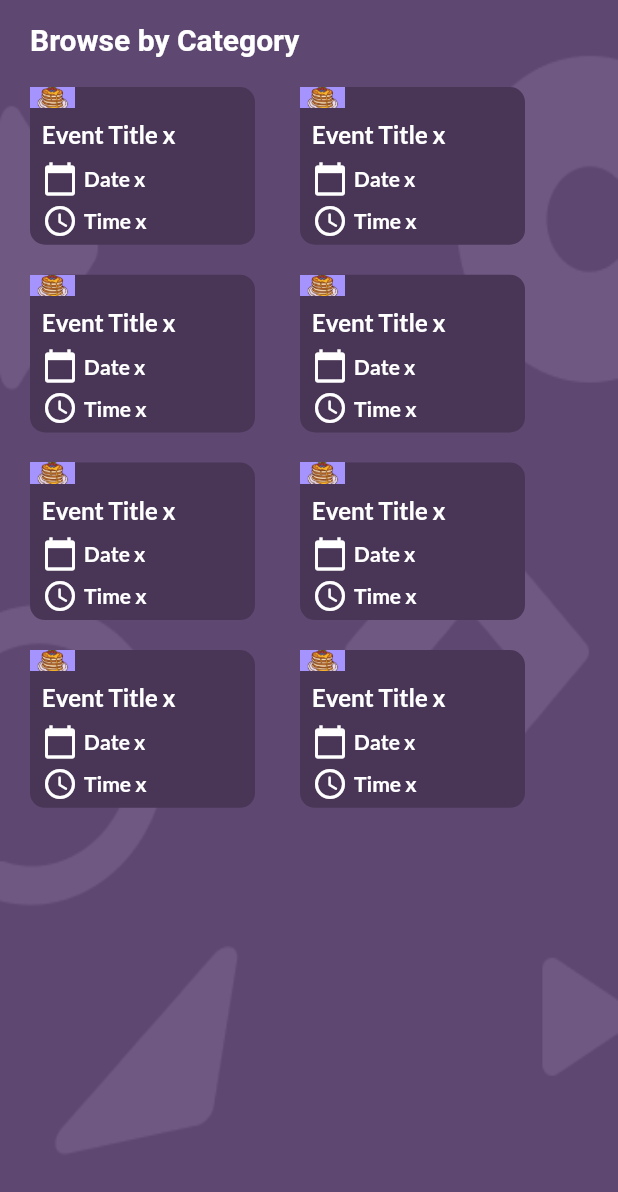
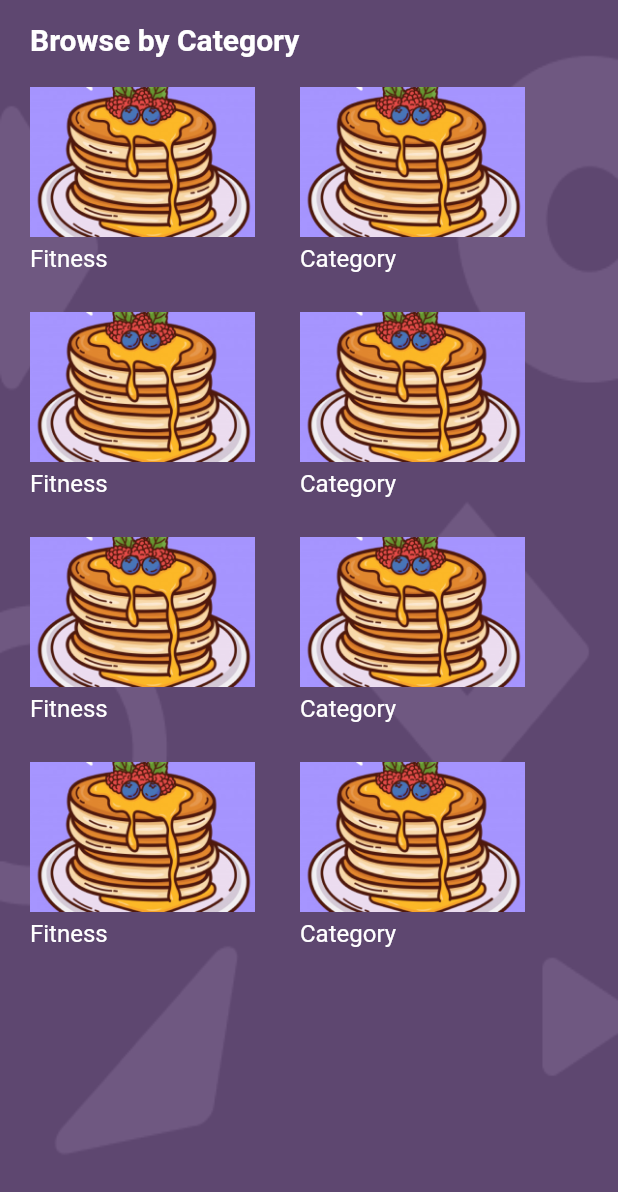
Before and after one commit to Uni-Maps/Uni-Maps, a Flutter app: the CategoriesPage screen opened directly, on a phone screen of 412 x 824 dp. Shown: the top 1192 px of the screen. Run offline on Flutter 3.47's test engine with Material 2 defaults, Android fonts, the phone set to English and light mode, and no system bars; our stand-ins replace carousel_slider, cloud_firestore, date_time_picker, firebase_auth, google_maps_flutter, location and 1 more; accounts and stored records are empty.

```diff
--- a/lib/models/models.dart
+++ b/lib/models/models.dart
@@ -3,11 +3,12 @@ import 'package:flutter/material.dart';
 import 'package:flutter/rendering.dart';
 
 // Categories model
-categories() {
+categories(name) {
   return (Padding(
     padding: const EdgeInsets.fromLTRB(10, 20, 0, 0),
     child: Container(
       width: 150,
+      height: 130,
       margin: EdgeInsets.symmetric(horizontal: 10.0),
       decoration: BoxDecoration(
         borderRadius: BorderRadius.only(
@@ -16,7 +17,7 @@ categories() {
             topLeft: Radius.circular(10.0),
             bottomLeft: Radius.circular(10.0)),
         // Slider colour
-          color: Color(0xff493657)),
+      ),
       child: Column(
           mainAxisAlignment: MainAxisAlignment.start,
           crossAxisAlignment: CrossAxisAlignment.start,
@@ -24,7 +25,8 @@ categories() {
             // Gesture Detection goes here
 
             Container(
-              width: 30,
+              width: 150,
+              height: 100,
               child: Image(
                 // Temporary image for the slider
                 // Be careful since the image needs to be an exact size right now
@@ -33,54 +35,9 @@ categories() {
               ),
             ),
             Padding(
-              padding: const EdgeInsets.all(8.0),
-              child: Text(
-                'Event Title x',
-                style: TextStyle(
-                    fontFamily: "Lato Bold", color: Colors.white, fontSize: 16),
-              ),
-            ),
-            Padding(
-              padding: const EdgeInsets.fromLTRB(8, 0, 0, 4),
-              child: Row(
-                children: [
-                  Icon(
-                    Icons.calendar_today,
-                    color: Colors.white,
-                  ),
-                  Padding(
-                    padding: const EdgeInsets.fromLTRB(4, 0, 0, 0),
-                    child: Text(
-                      'Date x',
-                      style: TextStyle(
-                          fontFamily: "Lato Bold",
-                          color: Colors.white,
-                          fontSize: 14),
-                    ),
-                  ),
-                ],
-              ),
-            ),
-            Padding(
-              padding: const EdgeInsets.fromLTRB(8, 0, 0, 4),
-              child: Row(
-                children: [
-                  Icon(
-                    Icons.access_time_rounded,
-                    color: Colors.white,
-                  ),
-                  Padding(
-                    padding: const EdgeInsets.fromLTRB(4, 0, 0, 0),
-                    child: Text(
-                      'Time x',
-                      style: TextStyle(
-                          fontFamily: "Lato Bold",
-                          color: Colors.white,
-                          fontSize: 14),
-                    ),
-                  ),
-                ],
-              ),
+              padding: const EdgeInsets.fromLTRB(0, 5, 0, 0),
+              child: RichText(
+                  text: TextSpan(text: name, style: TextStyle(fontSize: 16))),
             )
           ]),
     ),
@@ -182,7 +139,7 @@ organizers() {
                     ],
                   ),
                   Padding(
-                    padding: const EdgeInsets.all(8.0),
+                    padding: const EdgeInsets.fromLTRB(0, 8, 8, 8),
                     child: Container(
                       width: 200,
                       height: 40,
@@ -465,3 +422,84 @@ events() {
     ),
   ));
 }
+
+notifications() {
+  return (Padding(
+    padding: const EdgeInsets.fromLTRB(10, 20, 0, 0),
+    child: Container(
+      width: 350,
+      height: 100,
+      margin: EdgeInsets.symmetric(horizontal: 10.0),
+      decoration: BoxDecoration(
+          borderRadius: BorderRadius.only(
+              topRight: Radius.circular(10.0),
+              bottomRight: Radius.circular(10.0),
+              topLeft: Radius.circular(10.0),
+              bottomLeft: Radius.circular(10.0)),
+          // Slider colour
+          color: Color(0xff493657)),
+      child: Row(
+          mainAxisAlignment: MainAxisAlignment.start,
+          crossAxisAlignment: CrossAxisAlignment.start,
+          children: <Widget>[
+            // Gesture Detection goes here
+
+            Padding(
+              padding: const EdgeInsets.all(10),
+              child: Container(
+                width: 70,
+                height: 70,
+                child: Image(
+                  // Temporary image for the slider
+                  // Be careful since the image needs to be an exact size right now
+                  image: AssetImage('assets/images/pancake.png'),
+                  fit: BoxFit.cover,
+                ),
+              ),
+            ),
+
+            // Second Container for all the information and button in column format
+            Padding(
+              padding: const EdgeInsets.all(10),
+              child: Column(
+                crossAxisAlignment: CrossAxisAlignment.start,
+                children: <Widget>[
+                  Row(
+                    mainAxisAlignment: MainAxisAlignment.end,
+                    children: [
+                      Text(
+                        "Gaming Club",
+                        style: TextStyle(
+                            fontFamily: "Lato Bold",
+                            color: Colors.white,
+                            fontSize: 16),
+                      ),
+                    ],
+                  ),
+                  Padding(
+                    padding: const EdgeInsets.fromLTRB(0, 8, 8, 8),
+                    child: Container(
+                      width: 232,
+                      height: 40,
+                      child: Column(
+                        mainAxisAlignment: MainAxisAlignment.start,
+                        children: <Widget>[
+                          Flexible(
+                            child: Text(
+                                "Update: We are now rescheduling our gaming club event to next wednesday!",
+                                style: TextStyle(
+                                    fontFamily: "Lato Regular",
+                                    color: Colors.white,
+                                    fontSize: 14)),
+                          )
+                        ],
+                      ),
+                    ),
+                  )
+                ],
+              ),
+            )
+          ]),
+    ),
+  ));
+}
--- a/lib/screens/calender/calenderPage.dart
+++ b/lib/screens/calender/calenderPage.dart
@@ -50,8 +50,12 @@ class _CalenderPageState extends State<CalenderPage> {
                       fontWeight: FontWeight.bold, color: Colors.white)),
               // Header formatting
               headerStyle: HeaderStyle(
+                  titleCentered: true,
                   formatButtonVisible: false,
-                  titleTextStyle: TextStyle(color: Colors.white, fontSize: 18)),
+                  titleTextStyle: TextStyle(
+                      color: Colors.white,
+                      fontSize: 18,
+                      fontWeight: FontWeight.bold)),
               // Calendar colours for dates
               daysOfWeekStyle: DaysOfWeekStyle(
                   weekdayStyle: TextStyle(color: Colors.white),
--- a/lib/screens/home/categoriesPage.dart
+++ b/lib/screens/home/categoriesPage.dart
@@ -33,7 +33,10 @@ class _CategoriesPageState extends State<CategoriesPage> {
           ),
 
           // Sub Title 1
-          Column(
+          SingleChildScrollView(
+            child: Padding(
+              padding: const EdgeInsets.fromLTRB(0, 0, 0, 20),
+              child: Column(
                 mainAxisAlignment: MainAxisAlignment.start,
                 crossAxisAlignment: CrossAxisAlignment.start,
                 children: [
@@ -51,23 +54,39 @@ class _CategoriesPageState extends State<CategoriesPage> {
 
                   // Categories
                   Column(
+                    crossAxisAlignment: CrossAxisAlignment.center,
+                    mainAxisAlignment: MainAxisAlignment.center,
                     children: [
                       Row(
-                    children: [categories(), categories()],
+                        children: [
+                          categories("Fitness"),
+                          categories("Category")
+                        ],
                       ),
                       Row(
-                    children: [categories(), categories()],
+                        children: [
+                          categories("Fitness"),
+                          categories("Category")
+                        ],
                       ),
                       Row(
-                    children: [categories(), categories()],
+                        children: [
+                          categories("Fitness"),
+                          categories("Category")
+                        ],
                       ),
                       Row(
-                    children: [categories(), categories()],
-                  )
+                        children: [
+                          categories("Fitness"),
+                          categories("Category")
                         ],
                       ),
                     ],
                   ),
+                ],
+              ),
+            ),
+          ),
         ]));
   }
 }
```
Also changed, not shown: lib/screens/home/YourPage.dart (+31 -20 lines), lib/screens/home/organizersPage.dart (+6 -1 lines), lib/screens/home/userPage.dart (+13 -1 lines), lib/screens/notifications.dart (added, +41 -0 lines). Lines whose indentation alone changed are shown as unchanged.
